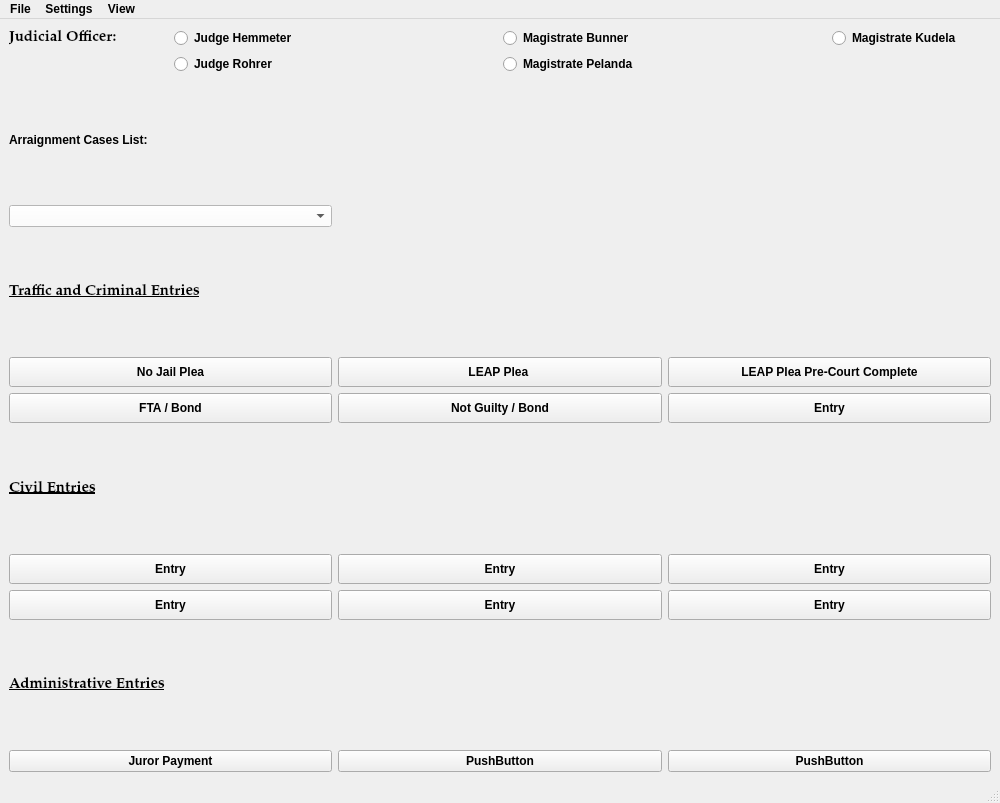
The window that resources/ui/MainWindow.ui (HunterProgram22/MuniEntry) describes before a commit, drawn with Qt 5.
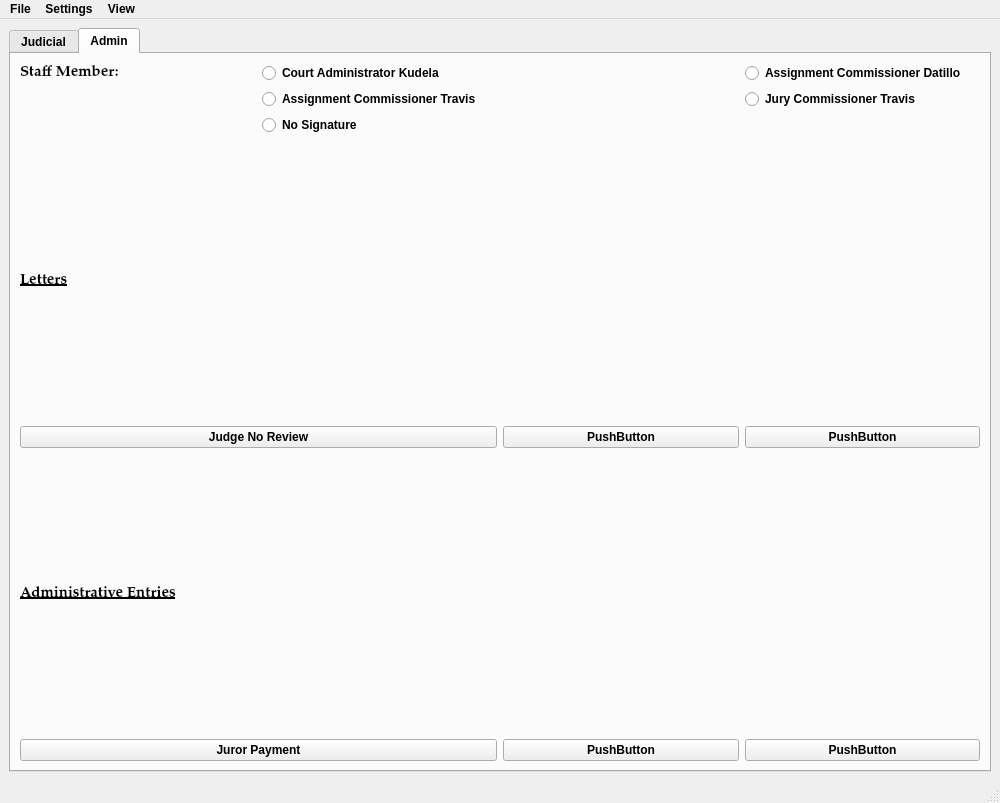
The same window after the commit. The open tabs and pages were chosen to show the change.

Commit message: Added favicon to main window.

Diff of the .ui file:
```diff
--- a/resources/ui/MainWindow.ui
+++ b/resources/ui/MainWindow.ui
@@ -35,9 +35,19 @@
 font-weight: bold;</string>
   </property>
   <widget class="QWidget" name="centralwidget">
-   <layout class="QGridLayout" name="gridLayout" rowstretch="1,0,0,0,0,0,0,0,0,0,0,0,0,0,0">
-    <item row="8" column="2" colspan="2">
-     <widget class="QPushButton" name="LeapPleaLongButton">
+   <layout class="QGridLayout" name="gridLayout" rowstretch="1,0,0,0">
+    <item row="0" column="0">
+     <widget class="QTabWidget" name="tabWidget">
+      <property name="currentIndex">
+       <number>0</number>
+      </property>
+      <widget class="QWidget" name="tab">
+       <attribute name="title">
+        <string>Judicial</string>
+       </attribute>
+       <layout class="QGridLayout" name="gridLayout_2">
+        <item row="9" column="2" colspan="2">
+         <widget class="QPushButton" name="FinalJudgmentEntryButton_14">
       <property name="minimumSize">
        <size>
         <width>120</width>
@@ -49,8 +59,18 @@
       </property>
      </widget>
     </item>
+        <item row="0" column="1" colspan="2">
+         <widget class="QRadioButton" name="hemmeter_radioButton">
+          <property name="text">
+           <string>Judge Hemmeter</string>
+          </property>
+          <attribute name="buttonGroup">
+           <string notr="true">buttonGroup</string>
+          </attribute>
+         </widget>
+        </item>
     <item row="8" column="4" colspan="2">
-     <widget class="QPushButton" name="LeapPleaShortButton">
+         <widget class="QPushButton" name="MinorMisdemeanorTrafficButton_3">
       <property name="minimumSize">
        <size>
         <width>120</width>
@@ -62,8 +82,8 @@
       </property>
      </widget>
     </item>
-    <item row="9" column="0" colspan="2">
-     <widget class="QPushButton" name="FTABondButton">
+        <item row="8" column="2" colspan="2">
+         <widget class="QPushButton" name="FinalJudgmentEntryButton_12">
       <property name="minimumSize">
        <size>
         <width>120</width>
@@ -75,17 +95,20 @@
       </property>
      </widget>
     </item>
-    <item row="0" column="5">
-     <widget class="QRadioButton" name="kudela_radioButton">
-      <property name="text">
-       <string>Magistrate Kudela</string>
-      </property>
-      <attribute name="buttonGroup">
-       <string notr="true">buttonGroup</string>
-      </attribute>
-     </widget>
-    </item>
     <item row="9" column="4" colspan="2">
+         <widget class="QPushButton" name="FinalJudgmentEntryButton_15">
+          <property name="minimumSize">
+           <size>
+            <width>120</width>
+            <height>30</height>
+           </size>
+          </property>
+          <property name="text">
+           <string>Entry</string>
+          </property>
+         </widget>
+        </item>
+        <item row="6" column="4" colspan="2">
      <widget class="QPushButton" name="FinalJudgmentEntryButton_4">
       <property name="minimumSize">
        <size>
@@ -98,24 +121,33 @@
       </property>
      </widget>
     </item>
-    <item row="4" column="0" colspan="2">
-     <widget class="QLabel" name="label_2">
-      <property name="font">
-       <font>
-        <family>Palatino Linotype</family>
-        <pointsize>11</pointsize>
-        <weight>75</weight>
-        <italic>false</italic>
-        <bold>true</bold>
-        <underline>true</underline>
-       </font>
+        <item row="5" column="2" colspan="2">
+         <widget class="QPushButton" name="LeapPleaLongButton">
+          <property name="minimumSize">
+           <size>
+            <width>120</width>
+            <height>30</height>
+           </size>
       </property>
       <property name="text">
        <string>Traffic and Criminal Entries</string>
       </property>
      </widget>
     </item>
-    <item row="10" column="0">
+        <item row="6" column="2" colspan="2">
+         <widget class="QPushButton" name="NotGuiltyBondButton">
+          <property name="minimumSize">
+           <size>
+            <width>120</width>
+            <height>30</height>
+           </size>
+          </property>
+          <property name="text">
+           <string>Not Guilty / Bond</string>
+          </property>
+         </widget>
+        </item>
+        <item row="7" column="0">
      <widget class="QLabel" name="label_4">
       <property name="font">
        <font>
@@ -132,21 +164,8 @@
       </property>
      </widget>
     </item>
-    <item row="11" column="2" colspan="2">
-     <widget class="QPushButton" name="FinalJudgmentEntryButton_12">
-      <property name="minimumSize">
-       <size>
-        <width>120</width>
-        <height>30</height>
-       </size>
-      </property>
-      <property name="text">
-       <string>Entry</string>
-      </property>
-     </widget>
-    </item>
-    <item row="12" column="0" colspan="2">
-     <widget class="QPushButton" name="FinalJudgmentEntryButton_13">
+        <item row="8" column="0" colspan="2">
+         <widget class="QPushButton" name="FinalJudgmentEntryButton_11">
       <property name="minimumSize">
        <size>
         <width>120</width>
@@ -174,30 +193,14 @@
       </property>
      </widget>
     </item>
-    <item row="12" column="2" colspan="2">
-     <widget class="QPushButton" name="FinalJudgmentEntryButton_14">
-      <property name="minimumSize">
-       <size>
-        <width>120</width>
-        <height>30</height>
-       </size>
-      </property>
+        <item row="0" column="5">
+         <widget class="QRadioButton" name="kudela_radioButton">
       <property name="text">
-       <string>Entry</string>
-      </property>
-     </widget>
-    </item>
-    <item row="9" column="2" colspan="2">
-     <widget class="QPushButton" name="NotGuiltyBondButton">
-      <property name="minimumSize">
-       <size>
-        <width>120</width>
-        <height>30</height>
-       </size>
-      </property>
-      <property name="text">
-       <string>Not Guilty / Bond</string>
-      </property>
+           <string>Magistrate Kudela</string>
+          </property>
+          <attribute name="buttonGroup">
+           <string notr="true">buttonGroup</string>
+          </attribute>
      </widget>
     </item>
     <item row="1" column="3" colspan="2">
@@ -210,8 +213,8 @@
       </attribute>
      </widget>
     </item>
-    <item row="11" column="0" colspan="2">
-     <widget class="QPushButton" name="FinalJudgmentEntryButton_11">
+        <item row="5" column="4" colspan="2">
+         <widget class="QPushButton" name="LeapPleaShortButton">
       <property name="minimumSize">
        <size>
         <width>120</width>
@@ -223,30 +226,7 @@
       </property>
      </widget>
     </item>
-    <item row="12" column="4" colspan="2">
-     <widget class="QPushButton" name="FinalJudgmentEntryButton_15">
-      <property name="minimumSize">
-       <size>
-        <width>120</width>
-        <height>30</height>
-       </size>
-      </property>
-      <property name="text">
-       <string>Entry</string>
-      </property>
-     </widget>
-    </item>
-    <item row="0" column="3" colspan="2">
-     <widget class="QRadioButton" name="bunner_radioButton">
-      <property name="text">
-       <string>Magistrate Bunner</string>
-      </property>
-      <attribute name="buttonGroup">
-       <string notr="true">buttonGroup</string>
-      </attribute>
-     </widget>
-    </item>
-    <item row="8" column="0" colspan="2">
+        <item row="5" column="0" colspan="2">
      <widget class="QPushButton" name="MinorMisdemeanorTrafficButton">
       <property name="minimumSize">
        <size>
@@ -259,19 +239,6 @@
       </property>
      </widget>
     </item>
-    <item row="11" column="4" colspan="2">
-     <widget class="QPushButton" name="MinorMisdemeanorTrafficButton_3">
-      <property name="minimumSize">
-       <size>
-        <width>120</width>
-        <height>30</height>
-       </size>
-      </property>
-      <property name="text">
-       <string>Entry</string>
-      </property>
-     </widget>
-    </item>
     <item row="1" column="1" colspan="2">
      <widget class="QRadioButton" name="rohrer_radioButton">
       <property name="text">
@@ -282,8 +249,8 @@
       </attribute>
      </widget>
     </item>
-    <item row="0" column="1" colspan="2">
-     <widget class="QRadioButton" name="hemmeter_radioButton">
+        <item row="0" column="3" colspan="2">
+         <widget class="QRadioButton" name="bunner_radioButton">
       <property name="text">
        <string>Judge Hemmeter</string>
       </property>
@@ -292,10 +259,20 @@
       </attribute>
      </widget>
     </item>
-    <item row="3" column="0" colspan="2">
-     <widget class="QComboBox" name="arraignment_cases_box">
-      <property name="styleSheet">
-       <string notr="true">background-color: rgb(255, 255, 255);</string>
+        <item row="4" column="0" colspan="2">
+         <widget class="QLabel" name="label_2">
+          <property name="font">
+           <font>
+            <family>Palatino Linotype</family>
+            <pointsize>11</pointsize>
+            <weight>75</weight>
+            <italic>false</italic>
+            <bold>true</bold>
+            <underline>true</underline>
+           </font>
+          </property>
+          <property name="text">
+           <string>Traffic and Criminal Entries</string>
       </property>
      </widget>
     </item>
@@ -306,7 +283,136 @@
       </property>
      </widget>
     </item>
-    <item row="13" column="0" colspan="2">
+        <item row="9" column="0" colspan="2">
+         <widget class="QPushButton" name="FinalJudgmentEntryButton_13">
+          <property name="minimumSize">
+           <size>
+            <width>120</width>
+            <height>30</height>
+           </size>
+          </property>
+          <property name="text">
+           <string>Entry</string>
+          </property>
+         </widget>
+        </item>
+        <item row="3" column="0" colspan="2">
+         <widget class="QComboBox" name="arraignment_cases_box">
+          <property name="styleSheet">
+           <string notr="true">background-color: rgb(255, 255, 255);</string>
+          </property>
+         </widget>
+        </item>
+        <item row="6" column="0" colspan="2">
+         <widget class="QPushButton" name="FTABondButton">
+          <property name="minimumSize">
+           <size>
+            <width>120</width>
+            <height>30</height>
+           </size>
+          </property>
+          <property name="text">
+           <string>FTA / Bond</string>
+          </property>
+         </widget>
+        </item>
+       </layout>
+      </widget>
+      <widget class="QWidget" name="tab_2">
+       <attribute name="title">
+        <string>Admin</string>
+       </attribute>
+       <layout class="QGridLayout" name="gridLayout_3">
+        <item row="0" column="0">
+         <widget class="QLabel" name="label_6">
+          <property name="font">
+           <font>
+            <family>Palatino Linotype</family>
+            <pointsize>11</pointsize>
+            <weight>75</weight>
+            <italic>false</italic>
+            <bold>true</bold>
+           </font>
+          </property>
+          <property name="text">
+           <string>Staff Member:</string>
+          </property>
+         </widget>
+        </item>
+        <item row="0" column="1" colspan="2">
+         <widget class="QRadioButton" name="radioButton_4">
+          <property name="text">
+           <string>Court Administrator Kudela</string>
+          </property>
+         </widget>
+        </item>
+        <item row="0" column="3">
+         <widget class="QRadioButton" name="radioButton">
+          <property name="text">
+           <string>Assignment Commissioner Datillo</string>
+          </property>
+         </widget>
+        </item>
+        <item row="1" column="1" colspan="2">
+         <widget class="QRadioButton" name="radioButton_3">
+          <property name="text">
+           <string>Assignment Commissioner Travis</string>
+          </property>
+         </widget>
+        </item>
+        <item row="1" column="3">
+         <widget class="QRadioButton" name="radioButton_2">
+          <property name="text">
+           <string>Jury Commissioner Travis</string>
+          </property>
+         </widget>
+        </item>
+        <item row="2" column="1" colspan="2">
+         <widget class="QRadioButton" name="radioButton_5">
+          <property name="text">
+           <string>No Signature</string>
+          </property>
+         </widget>
+        </item>
+        <item row="3" column="0" colspan="2">
+         <widget class="QLabel" name="label_7">
+          <property name="font">
+           <font>
+            <family>Palatino Linotype</family>
+            <pointsize>11</pointsize>
+            <weight>75</weight>
+            <italic>false</italic>
+            <bold>true</bold>
+            <underline>true</underline>
+           </font>
+          </property>
+          <property name="text">
+           <string>Letters</string>
+          </property>
+         </widget>
+        </item>
+        <item row="4" column="0" colspan="2">
+         <widget class="QPushButton" name="pushButton_4">
+          <property name="text">
+           <string>Judge No Review</string>
+          </property>
+         </widget>
+        </item>
+        <item row="4" column="2">
+         <widget class="QPushButton" name="pushButton_5">
+          <property name="text">
+           <string>PushButton</string>
+          </property>
+         </widget>
+        </item>
+        <item row="4" column="3">
+         <widget class="QPushButton" name="pushButton_6">
+          <property name="text">
+           <string>PushButton</string>
+          </property>
+         </widget>
+        </item>
+        <item row="5" column="0" colspan="2">
      <widget class="QLabel" name="label_5">
       <property name="font">
        <font>
@@ -323,21 +429,21 @@
       </property>
      </widget>
     </item>
-    <item row="14" column="0" colspan="2">
+        <item row="6" column="0" colspan="2">
      <widget class="QPushButton" name="JurorPaymentButton">
       <property name="text">
        <string>Juror Payment</string>
       </property>
      </widget>
     </item>
-    <item row="14" column="2" colspan="2">
+        <item row="6" column="2">
      <widget class="QPushButton" name="pushButton_2">
       <property name="text">
        <string>PushButton</string>
       </property>
      </widget>
     </item>
-    <item row="14" column="4" colspan="2">
+        <item row="6" column="3">
      <widget class="QPushButton" name="pushButton_3">
       <property name="text">
        <string>PushButton</string>
@@ -346,6 +452,10 @@
     </item>
    </layout>
   </widget>
+     </widget>
+    </item>
+   </layout>
+  </widget>
   <widget class="QMenuBar" name="menubar">
    <property name="geometry">
     <rect>
```
Left out of the diff: 14 changed lines with no effect on the pictures. Lines whose indentation alone changed are shown as unchanged. The commit also changes 3 other files.
